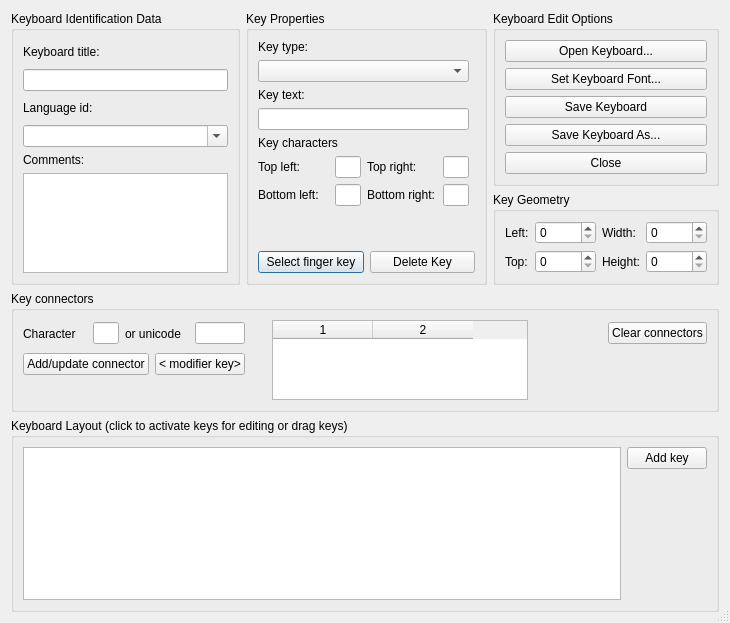
Old version of the form src/ui/ktouchkeyboardeditordialog.ui in the repository KDE/ktouch.
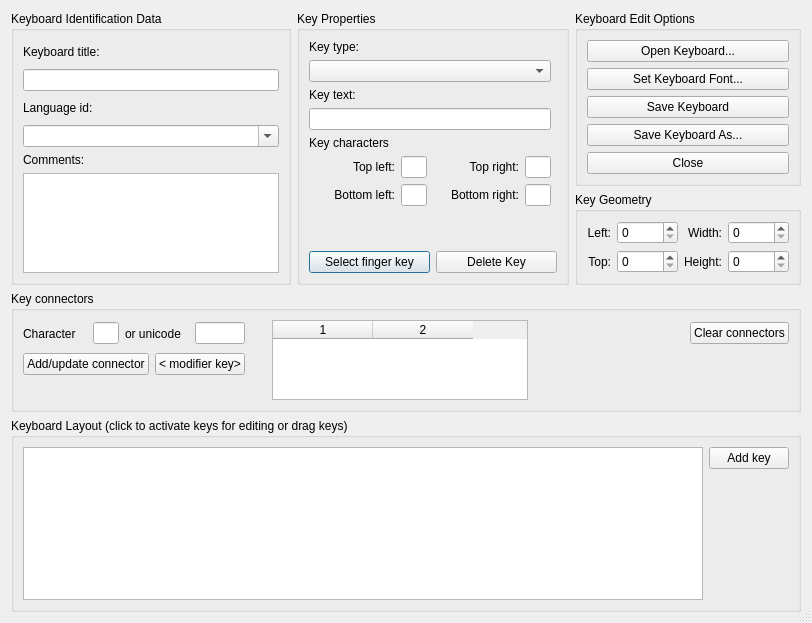
New version of the form. Custom widgets are drawn as their Qt base class.

Commit message: align labels according to KDE 4 HIG guidelines

Patch:
```diff
--- a/src/ui/ktouchkeyboardeditordialog.ui
+++ b/src/ui/ktouchkeyboardeditordialog.ui
@@ -1,11 +1,11 @@
 <ui version="4.0" >
  <class>KTouchKeyboardEditorDialog</class>
- <widget class="QDialog" name="KTouchKeyboardEditorDialog" >
-  <property name="geometry" >
+ <widget class="QDialog" name="KTouchKeyboardEditorDialog">
+  <property name="geometry">
    <rect>
     <x>0</x>
     <y>0</y>
-    <width>730</width>
+    <width>812</width>
     <height>623</height>
    </rect>
   </property>
@@ -138,6 +138,9 @@
           <property name="text" >
            <string>Top left:</string>
           </property>
+          <property name="alignment">
+           <set>Qt::AlignRight|Qt::AlignTrailing|Qt::AlignVCenter</set>
+          </property>
          </widget>
         </item>
         <item row="1" column="1" >
@@ -161,6 +164,9 @@
           <property name="text" >
            <string>Top right:</string>
           </property>
+          <property name="alignment">
+           <set>Qt::AlignRight|Qt::AlignTrailing|Qt::AlignVCenter</set>
+          </property>
          </widget>
         </item>
         <item row="1" column="3" >
@@ -190,6 +196,9 @@
           <property name="text" >
            <string>Bottom left:</string>
           </property>
+          <property name="alignment">
+           <set>Qt::AlignRight|Qt::AlignTrailing|Qt::AlignVCenter</set>
+          </property>
          </widget>
         </item>
         <item row="2" column="1" >
@@ -213,6 +222,9 @@
           <property name="text" >
            <string>Bottom right:</string>
           </property>
+          <property name="alignment">
+           <set>Qt::AlignRight|Qt::AlignTrailing|Qt::AlignVCenter</set>
+          </property>
          </widget>
         </item>
         <item row="2" column="3" >
@@ -338,6 +350,9 @@
         <property name="text" >
          <string>Left:</string>
         </property>
+        <property name="alignment">
+         <set>Qt::AlignRight|Qt::AlignTrailing|Qt::AlignVCenter</set>
+        </property>
        </widget>
       </item>
       <item row="0" column="1" >
@@ -361,6 +376,9 @@
         <property name="text" >
          <string>Width:</string>
         </property>
+        <property name="alignment">
+         <set>Qt::AlignRight|Qt::AlignTrailing|Qt::AlignVCenter</set>
+        </property>
        </widget>
       </item>
       <item row="0" column="3" >
@@ -384,6 +402,9 @@
         <property name="text" >
          <string>Top:</string>
         </property>
+        <property name="alignment">
+         <set>Qt::AlignRight|Qt::AlignTrailing|Qt::AlignVCenter</set>
+        </property>
        </widget>
       </item>
       <item row="1" column="1" >
@@ -407,6 +428,9 @@
         <property name="text" >
          <string>Height:</string>
         </property>
+        <property name="alignment">
+         <set>Qt::AlignRight|Qt::AlignTrailing|Qt::AlignVCenter</set>
+        </property>
        </widget>
       </item>
       <item row="1" column="3" >
@@ -640,27 +664,27 @@
    </item>
   </layout>
  </widget>
-  <customwidgets>
-  <customwidget>
-   <class>KComboBox</class>
-   <extends>QComboBox</extends>
-   <header>kcombobox.h</header>
-  </customwidget>
+ <customwidgets>
   <customwidget>
    <class>KIntSpinBox</class>
    <extends>QSpinBox</extends>
    <header>knuminput.h</header>
   </customwidget>
-  <customwidget>
-   <class>KLineEdit</class>
-   <extends>QLineEdit</extends>
-   <header>klineedit.h</header>
-  </customwidget>
   <customwidget>
    <class>KPushButton</class>
    <extends>QPushButton</extends>
    <header>kpushbutton.h</header>
   </customwidget>
+  <customwidget>
+   <class>KLineEdit</class>
+   <extends>QLineEdit</extends>
+   <header>klineedit.h</header>
+  </customwidget>
+  <customwidget>
+   <class>KComboBox</class>
+   <extends>QComboBox</extends>
+   <header>kcombobox.h</header>
+  </customwidget>
  </customwidgets>
  <tabstops>
   <tabstop>titleEdit</tabstop>
```
Left out of the diff: 433 changed lines with no effect on the pictures.
